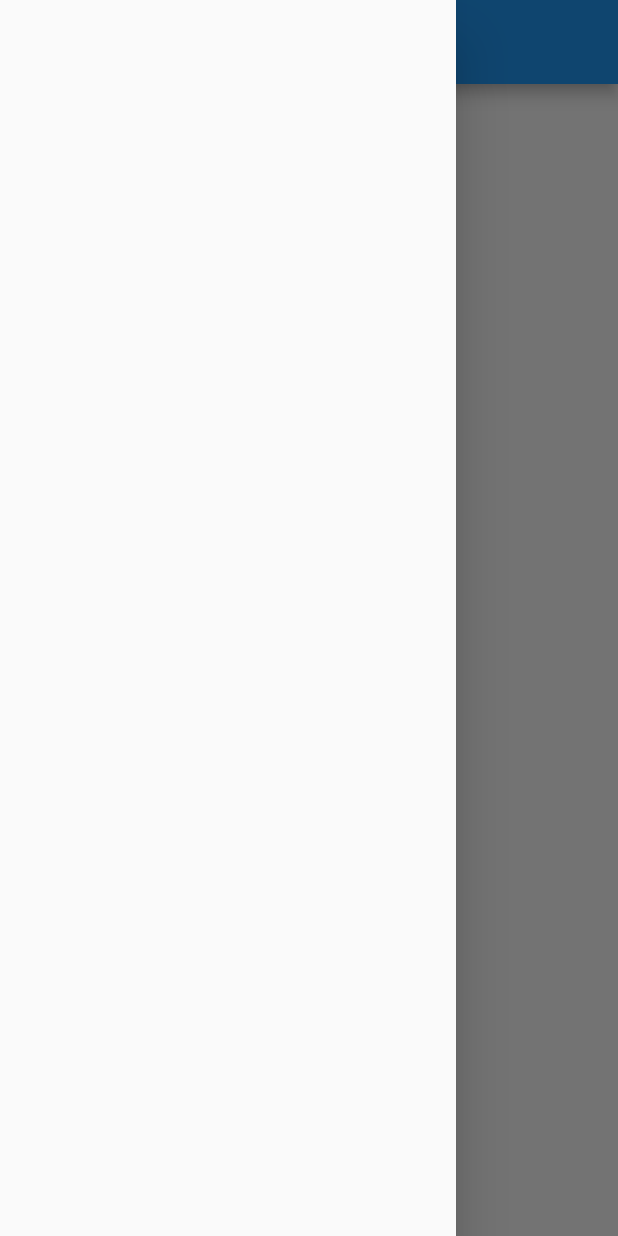
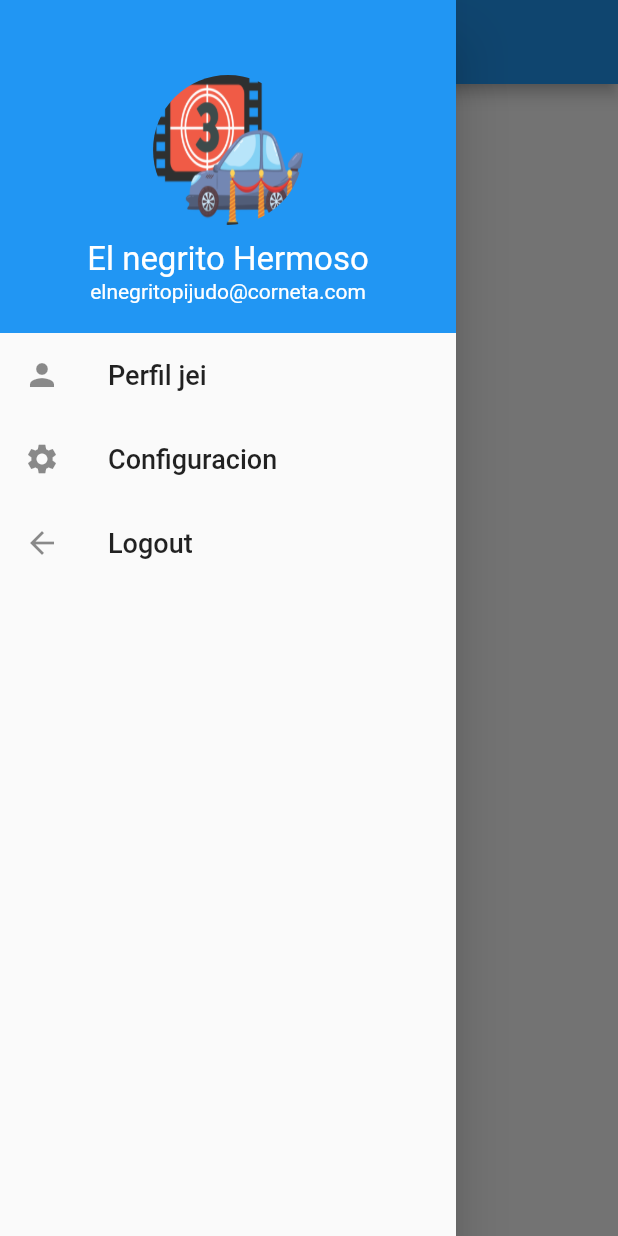
Before and after one commit to EmilianoCM/autocine, a Flutter app: the HomePage screen opened by its route, with the side drawer open, on a phone screen of 412 x 824 dp. Run offline on Flutter 3.47's test engine with Material 2 defaults, Android fonts, the phone set to English and light mode, and no system bars; our stand-ins replace rxdart, shared_preferences; accounts and stored records are empty.

Commit message:
drawermenu

```diff
--- /dev/null
+++ b/lib/src/pages/Drawer_menu/components/body_drawer.dart
@@ -0,0 +1,76 @@
+import 'package:flutter/material.dart';
+
+class BodyDrawer extends StatelessWidget {
+  const BodyDrawer({Key key}) : super(key: key);
+
+  @override
+  Widget build(BuildContext context) {
+    return Drawer(
+      child: Column(
+        children: [
+          Container(
+            width: double.infinity,
+            padding: EdgeInsets.all(20),
+            color: Theme.of(context).primaryColor,
+            child: Column(
+              children: [
+                Container(
+                  width: 100,
+                  height: 100,
+                  margin: EdgeInsets.only(
+                    top: 30,
+                    bottom: 10,
+                  ),
+                  decoration: BoxDecoration(
+                    shape: BoxShape.circle,
+                    image: DecorationImage(
+                        image: AssetImage('assets/images/splash_1.png'),
+                        fit: BoxFit.fill),
+                  ),
+                ),
+                Text(
+                  'El negrito Hermoso',
+                  style: TextStyle(fontSize: 22, color: Colors.white),
+                ),
+                Text(
+                  'elnegritopijudo@corneta.com',
+                  style: TextStyle(color: Colors.white),
+                ),
+              ],
+            ),
+          ),
+          ListTile(
+            leading: Icon(Icons.person),
+            title: Text(
+              'Perfil jei',
+              style: TextStyle(
+                fontSize: 18,
+              ),
+            ),
+            onTap: null,
+          ),
+          ListTile(
+            leading: Icon(Icons.settings),
+            title: Text(
+              'Configuracion',
+              style: TextStyle(
+                fontSize: 18,
+              ),
+            ),
+            onTap: null,
+          ),
+          ListTile(
+            leading: Icon(Icons.arrow_back),
+            title: Text(
+              'Logout',
+              style: TextStyle(
+                fontSize: 18,
+              ),
+            ),
+            onTap: null,
+          ),
+        ],
+      ),
+    );
+  }
+}
--- a/lib/src/pages/Drawer_menu/drawer_page.dart
+++ b/lib/src/pages/Drawer_menu/drawer_page.dart
@@ -1,11 +1,12 @@
+import 'package:autocinefsa/src/pages/Drawer_menu/components/body_drawer.dart';
 import 'package:flutter/material.dart';
 
-class DrawerMenu extends StatelessWidget {
-  const DrawerMenu({Key key}) : super(key: key);
+class DrawerPage extends StatelessWidget {
+  const DrawerPage({Key key}) : super(key: key);
   static String routeName = "/drawer";
 
   @override
   Widget build(BuildContext context) {
-    return Drawer();
+    return BodyDrawer();
   }
 }
--- a/lib/src/pages/Home/home_page.dart
+++ b/lib/src/pages/Home/home_page.dart
@@ -10,7 +10,7 @@ class HomePage extends StatelessWidget {
   Widget build(BuildContext context) {
     return Scaffold(
       appBar: AppBar(),
-      drawer: DrawerMenu(),
+      drawer: DrawerPage(),
       body: BodyHome(),
     );
   }
--- a/lib/src/providers/usuario_provider.dart
+++ b/lib/src/providers/usuario_provider.dart
@@ -50,7 +50,7 @@ class UsuarioProvider {
     if (decodeResp.containsKey('idToken')) {
       _prefs.token = decodeResp['idToken'];
       return {'ok': true, 'token': decodeResp['idToken']};
-      //TODO> SAlvar el token en el estoregae
+      //TODO> So
     } else {
       return {'ok': false, 'mensaje': decodeResp['error']['message']};
     }
--- a/lib/src/utils/rutas.dart
+++ b/lib/src/utils/rutas.dart
@@ -6,5 +6,5 @@ import 'package:autocinefsa/src/pages/splash/splash_page.dart';
 final Map<String, WidgetBuilder> rutas = {
   SplashPage.routeName: (context) => SplashPage(),
   HomePage.routeName: (context) => HomePage(),
-  DrawerMenu.routeName: (context) => DrawerMenu()
+  DrawerPage.routeName: (context) => DrawerPage()
 };
```
